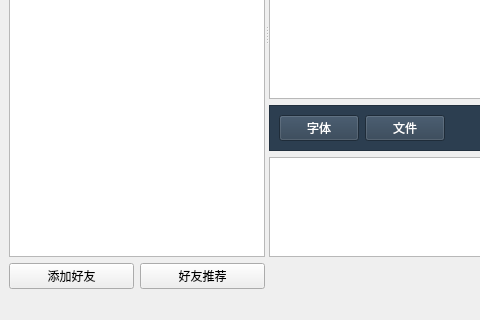
Old version of the form ClientCpp/friendmanger/friendmanger.ui in the repository YYC572652645/PySocket; both pictures show x 0 to 480 and y 280 to 600 of the 800 by 600 pixel window.
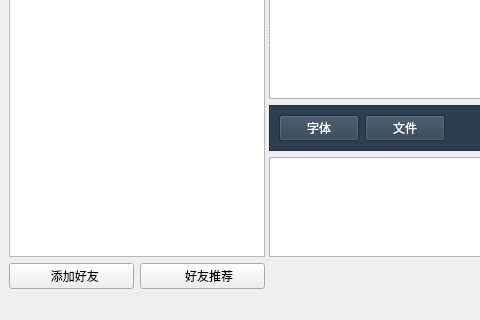
New version of the form. Icons and pictures are not drawn.

Commit message: 添加好友功能

Patch:
```diff
--- a/ClientCpp/friendmanger/friendmanger.ui
+++ b/ClientCpp/friendmanger/friendmanger.ui
@@ -91,14 +91,22 @@
               <item>
                <widget class="QPushButton" name="pushButtonAddFriend">
                 <property name="text">
-                 <string>添加好友</string>
+                 <string>  添加好友</string>
+                </property>
+                <property name="icon">
+                 <iconset resource="../res.qrc">
+                  <normaloff>:/image/image/addto.png</normaloff>:/image/image/addto.png</iconset>
                 </property>
                </widget>
               </item>
               <item>
                <widget class="QPushButton" name="pushButtonFriendTj">
                 <property name="text">
-                 <string>好友推荐</string>
+                 <string>    好友推荐</string>
+                </property>
+                <property name="icon">
+                 <iconset resource="../res.qrc">
+                  <normaloff>:/image/image/timg.jpg</normaloff>:/image/image/timg.jpg</iconset>
                 </property>
                </widget>
               </item>
```
Left out of the diff: 14 changed lines with no effect on the pictures. The commit also changes 40 other files.
